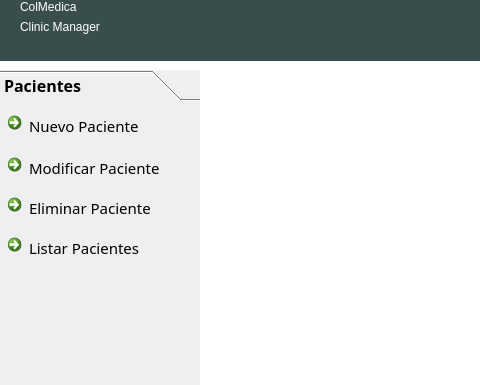
Before: the Qt Designer form gui/enfermera_uis/MainWindowEnfermera.ui in BryanTabarez/ProyectoBD, drawn with Qt 5; both pictures show x 0 to 480 and y 0 to 385 of the 800 by 600 pixel window.
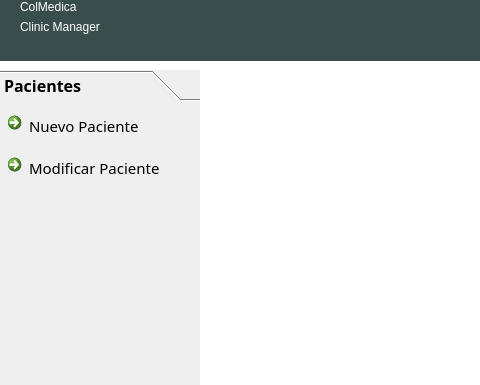
After: the same form once the commit is applied. The open tabs and pages were chosen to show the change. Icons and pictures are not drawn.

Commit message: Actualizacion Ventana princpal enfermera

The edit to the form file:
```diff
--- a/gui/enfermera_uis/MainWindowEnfermera.ui
+++ b/gui/enfermera_uis/MainWindowEnfermera.ui
@@ -383,46 +383,6 @@
        <string>Modificar Paciente</string>
       </property>
      </widget>
-     <widget class="QCommandLinkButton" name="commandLinkButtonEliminarPaciente">
-      <property name="geometry">
-       <rect>
-        <x>0</x>
-        <y>80</y>
-        <width>181</width>
-        <height>36</height>
-       </rect>
-      </property>
-      <property name="font">
-       <font>
-        <pointsize>11</pointsize>
-        <weight>50</weight>
-        <bold>false</bold>
-       </font>
-      </property>
-      <property name="text">
-       <string>Eliminar Paciente</string>
-      </property>
-     </widget>
-     <widget class="QCommandLinkButton" name="commandLinkButtonListarPacientes">
-      <property name="geometry">
-       <rect>
-        <x>0</x>
-        <y>120</y>
-        <width>181</width>
-        <height>36</height>
-       </rect>
-      </property>
-      <property name="font">
-       <font>
-        <pointsize>11</pointsize>
-        <weight>50</weight>
-        <bold>false</bold>
-       </font>
-      </property>
-      <property name="text">
-       <string>Listar Pacientes</string>
-      </property>
-     </widget>
     </widget>
     <widget class="QWidget" name="page">
      <property name="geometry">
```
Left out of the diff: 2 changed lines with no effect on the pictures.
